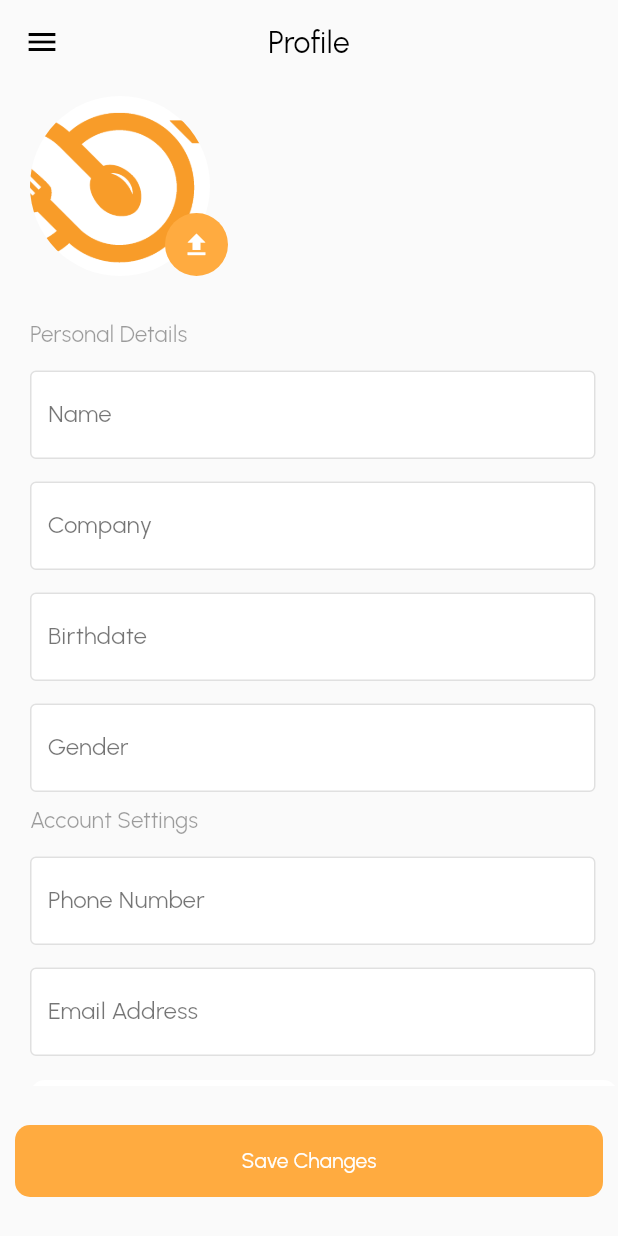
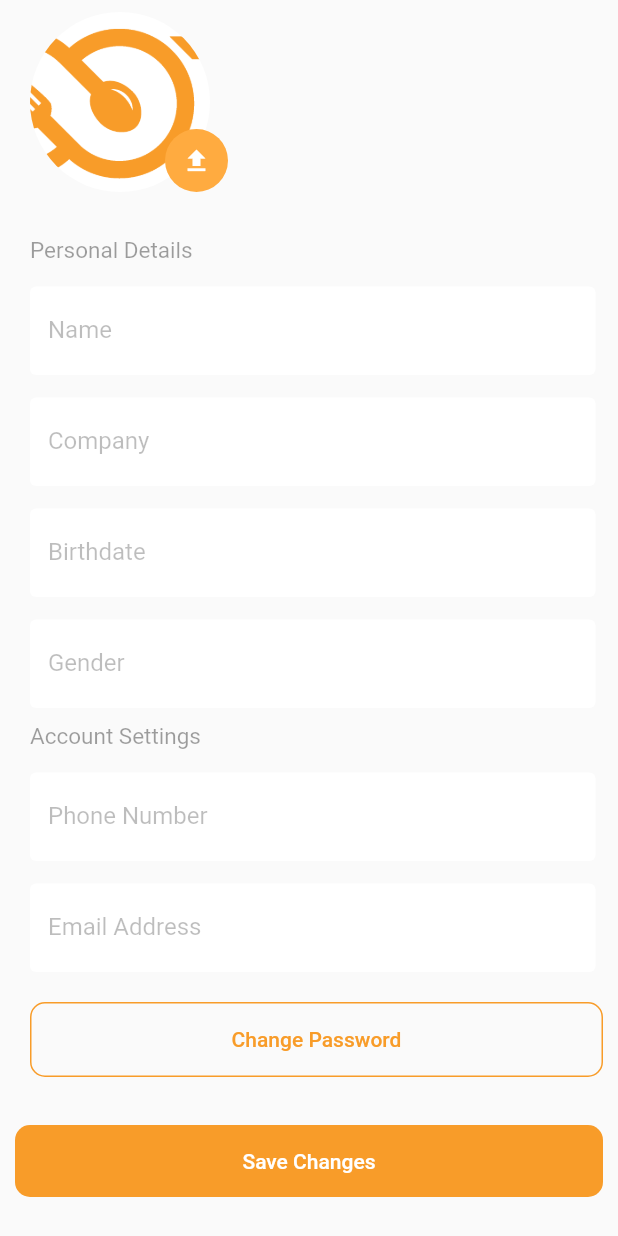
Before and after one commit to omardavinci10/foody, a Flutter app: the UserPage screen opened by its route, on a phone screen of 412 x 824 dp. Run offline on Flutter 3.47's test engine with Material 2 defaults, Android fonts, the phone set to English and light mode, and no system bars; our stand-ins replace auth_buttons, font_awesome_flutter, google_fonts, modal_progress_hud_nsn, rflutter_alert; Roboto replaces fonts that are missing (SplashScreen).

Commit message:
Home and Empty Screens

```diff
--- a/lib/screens/User_screen.dart
+++ b/lib/screens/User_screen.dart
@@ -3,6 +3,7 @@ import 'package:font_awesome_flutter/font_awesome_flutter.dart';
 import 'package:flutter/cupertino.dart';
 import 'package:foody/components/profile_widgets.dart';
 import 'package:foody/components/rounded_button.dart';
+import 'package:foody/constants.dart';
 
 class UserPage extends StatefulWidget {
   static const String id = 'profile_screen';
@@ -23,17 +24,16 @@ class _UserPageState extends State<UserPage> {
     return Scaffold(
       backgroundColor: Color(0xfffafafa),
       extendBodyBehindAppBar: true,
-      appBar: AppBar(
-        elevation: 0,
-        centerTitle: true,
-        iconTheme: IconThemeData(color: Colors.black),
-        backgroundColor: Color(0xfffafafa),
-        title: new Text(
-          "Profile",
-          style: TextStyle(color: Colors.black),
-        ),
-      ),
-      drawer: Drawer(),
+      // appBar: AppBar(
+      //   elevation: 0,
+      //   centerTitle: true,
+      //   iconTheme: IconThemeData(color: Colors.black),
+      //   backgroundColor: Color(0xfffafafa),
+      //   title: new Text(
+      //     "Profile",
+      //     style: TextStyle(color: Colors.black),
+      //   ),
+      // ),
       body: Padding(
         padding: const EdgeInsets.only(left: 20.0, top: 8.0),
         child: ListView(
@@ -57,14 +57,18 @@ class _UserPageState extends State<UserPage> {
                   //    validator: validateName,
                   controller: name,
                   decoration: InputDecoration(
-                    focusedBorder: OutlineInputBorder(
-                        borderSide: new BorderSide(color: Colors.orange)),
+                    focusedBorder:
+                        OutlineInputBorder(borderSide: BorderSide.none),
                     filled: true,
-                    enabledBorder: OutlineInputBorder(
-                        borderSide: new BorderSide(color: Colors.black12)),
+                    enabledBorder:
+                        OutlineInputBorder(borderSide: BorderSide.none),
                     labelText: 'Name',
+                    hintText: 'Enter your name',
+                    hintStyle: TextStyle(
+                      color: Colors.black26,
+                    ),
                     labelStyle: TextStyle(
-                      color: Colors.black54,
+                      color: Colors.black26,
                     ),
                     fillColor: Colors.white,
                   ),
@@ -79,14 +83,19 @@ class _UserPageState extends State<UserPage> {
                   //    validator: validateName,
                   controller: company,
                   decoration: InputDecoration(
-                    focusedBorder: OutlineInputBorder(
-                        borderSide: new BorderSide(color: Colors.orange)),
+                    focusedBorder:
+                        OutlineInputBorder(borderSide: BorderSide.none),
                     filled: true,
                     enabledBorder: OutlineInputBorder(
-                        borderSide: new BorderSide(color: Colors.black12)),
+                      borderSide: BorderSide.none,
+                    ),
                     labelText: 'Company',
+                    hintText: 'Enter you company name',
                     labelStyle: TextStyle(
-                      color: Colors.black54,
+                      color: Colors.black26,
+                    ),
+                    hintStyle: TextStyle(
+                      color: Colors.black26,
                     ),
                     fillColor: Colors.white,
                   ),
@@ -102,13 +111,19 @@ class _UserPageState extends State<UserPage> {
                   controller: birthDate,
                   decoration: InputDecoration(
                     focusedBorder: OutlineInputBorder(
-                        borderSide: new BorderSide(color: Colors.orange)),
+                      borderSide: BorderSide.none,
+                    ),
                     filled: true,
                     enabledBorder: OutlineInputBorder(
-                        borderSide: new BorderSide(color: Colors.black12)),
+                      borderSide: BorderSide.none,
+                    ),
                     labelText: 'Birthdate',
+                    hintText: 'Enter your Birthdate',
+                    hintStyle: TextStyle(
+                      color: Colors.black26,
+                    ),
                     labelStyle: TextStyle(
-                      color: Colors.black54,
+                      color: Colors.black26,
                     ),
                     fillColor: Colors.white,
                   ),
@@ -123,14 +138,18 @@ class _UserPageState extends State<UserPage> {
                   //    validator: validateName,
                   controller: gender,
                   decoration: InputDecoration(
-                    focusedBorder: OutlineInputBorder(
-                        borderSide: new BorderSide(color: Colors.orange)),
+                    focusedBorder:
+                        OutlineInputBorder(borderSide: BorderSide.none),
                     filled: true,
-                    enabledBorder: OutlineInputBorder(
-                        borderSide: new BorderSide(color: Colors.black12)),
+                    enabledBorder:
+                        OutlineInputBorder(borderSide: BorderSide.none),
                     labelText: 'Gender',
+                    hintText: 'Enter your Gender',
+                    hintStyle: TextStyle(
+                      color: Colors.black26,
+                    ),
                     labelStyle: TextStyle(
-                      color: Colors.black54,
+                      color: Colors.black26,
                     ),
                     fillColor: Colors.white,
                   ),
@@ -149,14 +168,18 @@ class _UserPageState extends State<UserPage> {
                   //    validator: validateName,
                   controller: phoneNumber,
                   decoration: InputDecoration(
-                    focusedBorder: OutlineInputBorder(
-                        borderSide: new BorderSide(color: Colors.orange)),
+                    focusedBorder:
+                        OutlineInputBorder(borderSide: BorderSide.none),
                     filled: true,
-                    enabledBorder: OutlineInputBorder(
-                        borderSide: new BorderSide(color: Colors.black12)),
+                    enabledBorder:
+                        OutlineInputBorder(borderSide: BorderSide.none),
                     labelText: 'Phone Number',
+                    hintText: 'Enter your Phone Number',
+                    hintStyle: TextStyle(
+                      color: Colors.black26,
+                    ),
                     labelStyle: TextStyle(
-                      color: Colors.black54,
+                      color: Colors.black26,
                     ),
                     fillColor: Colors.white,
                   ),
@@ -171,14 +194,18 @@ class _UserPageState extends State<UserPage> {
                   //    validator: validateName,
                   controller: emailAddress,
                   decoration: InputDecoration(
-                    focusedBorder: OutlineInputBorder(
-                        borderSide: new BorderSide(color: Colors.orange)),
+                    focusedBorder:
+                        OutlineInputBorder(borderSide: BorderSide.none),
                     filled: true,
-                    enabledBorder: OutlineInputBorder(
-                        borderSide: new BorderSide(color: Colors.black12)),
+                    enabledBorder:
+                        OutlineInputBorder(borderSide: BorderSide.none),
                     labelText: 'Email Address',
+                    hintText: 'Enter your Email',
                     labelStyle: TextStyle(
-                      color: Colors.black54,
+                      color: Colors.black26,
+                    ),
+                    hintStyle: TextStyle(
+                      color: Colors.black26,
                     ),
                     fillColor: Colors.white,
                   ),
@@ -186,20 +213,22 @@ class _UserPageState extends State<UserPage> {
               ),
             ),
             Padding(
-              padding: EdgeInsets.symmetric(vertical: 16.0),
+              padding: EdgeInsets.only(top: 20, right: 10, bottom: 30),
               child: Material(
-                color: Colors.white,
-                borderRadius: BorderRadius.circular(10.0),
+                color: Color(0xfffafafa),
                 child: MaterialButton(
+                  shape: RoundedRectangleBorder(
+                      borderRadius: BorderRadius.circular(10.0),
+                      side: BorderSide(color: kOrangeColorInHex)),
                   onPressed: () {
                     print("change password");
                   },
                   minWidth: 200.0,
-                  height: 42.0,
+                  height: 50.0,
                   child: Text(
                     "Change Password",
                     style: TextStyle(
-                      color: Colors.orangeAccent,
+                      color: kOrangeColorInHex,
                     ),
                   ),
                 ),
@@ -212,7 +241,7 @@ class _UserPageState extends State<UserPage> {
           padding: EdgeInsets.all(10),
           child: RoundedButton(
             title: "Save Changes",
-            color: Colors.orangeAccent,
+            color: kOrangeColorInHex,
             onPressed: () {
               print("Saved!");
             },
--- a/lib/screens/login_screen.dart
+++ b/lib/screens/login_screen.dart
@@ -1,12 +1,14 @@
 import 'package:foody/constants.dart';
 import 'package:flutter/material.dart';
 import 'package:foody/components/rounded_button.dart';
+import 'package:foody/screens/home_screen.dart';
 import 'package:foody/screens/registration_screen.dart';
 import 'package:google_fonts/google_fonts.dart';
 import 'package:modal_progress_hud_nsn/modal_progress_hud_nsn.dart';
 import 'package:rflutter_alert/rflutter_alert.dart';
 import 'package:font_awesome_flutter/font_awesome_flutter.dart';
 import 'package:foody/components/login_buttons.dart';
+import 'empty_screen.dart';
 
 class LoginScreen extends StatefulWidget {
   static const String id = 'login_screen';
@@ -112,6 +114,7 @@ class _LoginScreenState extends State<LoginScreen> {
                     title: 'Login',
                     color: kOrangeColorInHex,
                     onPressed: () async {
+                      Navigator.pushNamed(context, HomePage.id);
                       setState(() {
                         showSpinner = true;
                       });
--- a/lib/screens/splash_screen.dart
+++ b/lib/screens/splash_screen.dart
@@ -1,5 +1,6 @@
 import 'package:flutter/material.dart';
 import 'package:foody/constants.dart';
+import 'package:foody/screens/login_screen.dart';
 import 'package:foody/screens/welcome_screen.dart';
 
 class SplashScreen extends StatefulWidget {
@@ -19,7 +20,7 @@ class _SplashScreenState extends State<SplashScreen> {
 
   _navigateToWelcome() async {
     await Future.delayed(Duration(milliseconds: 3000), () {});
-    Navigator.pushNamed(context, WelcomeScreen.id);
+    Navigator.pushNamed(context, LoginScreen.id);
   }
 
   @override
```
Also changed, not shown: lib/components/profile_widgets.dart (+60 -0 lines), lib/components/rounded_button2.dart (added, +32 -0 lines), lib/constants.dart (+10 -0 lines), lib/main.dart (+5 -2 lines), lib/screens/contactus_screen.dart (+15 -17 lines), lib/screens/empty_screen.dart (added, +22 -0 lines), lib/screens/home_screen.dart (added, +92 -0 lines), images/Contact_us.png (added).
